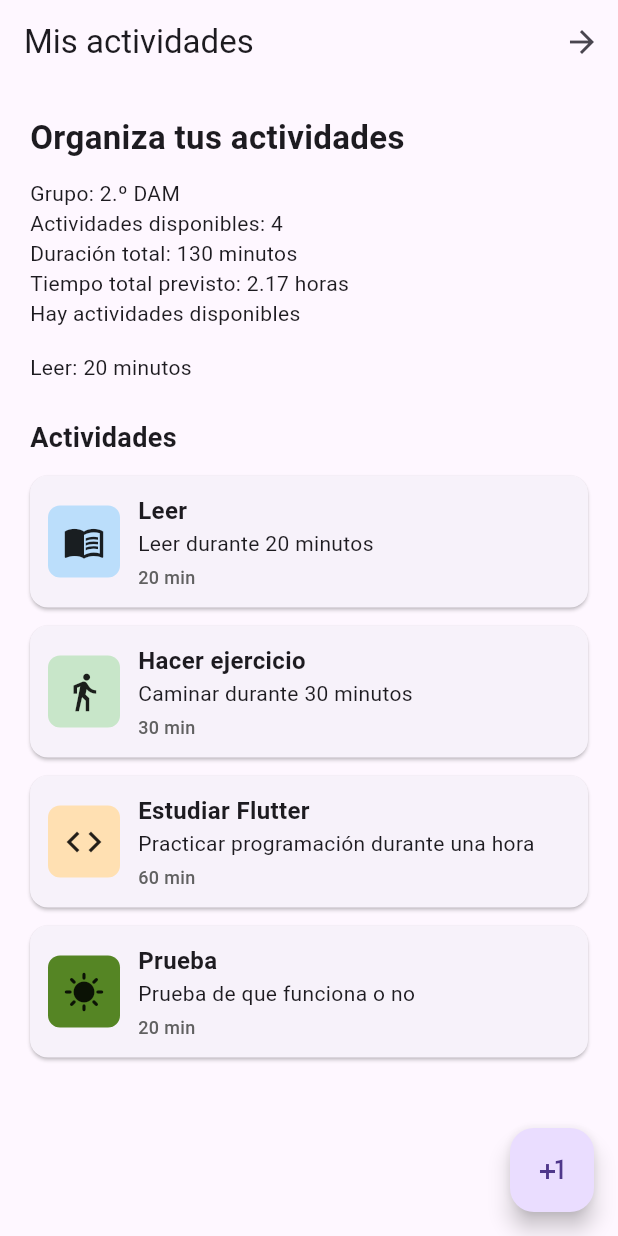
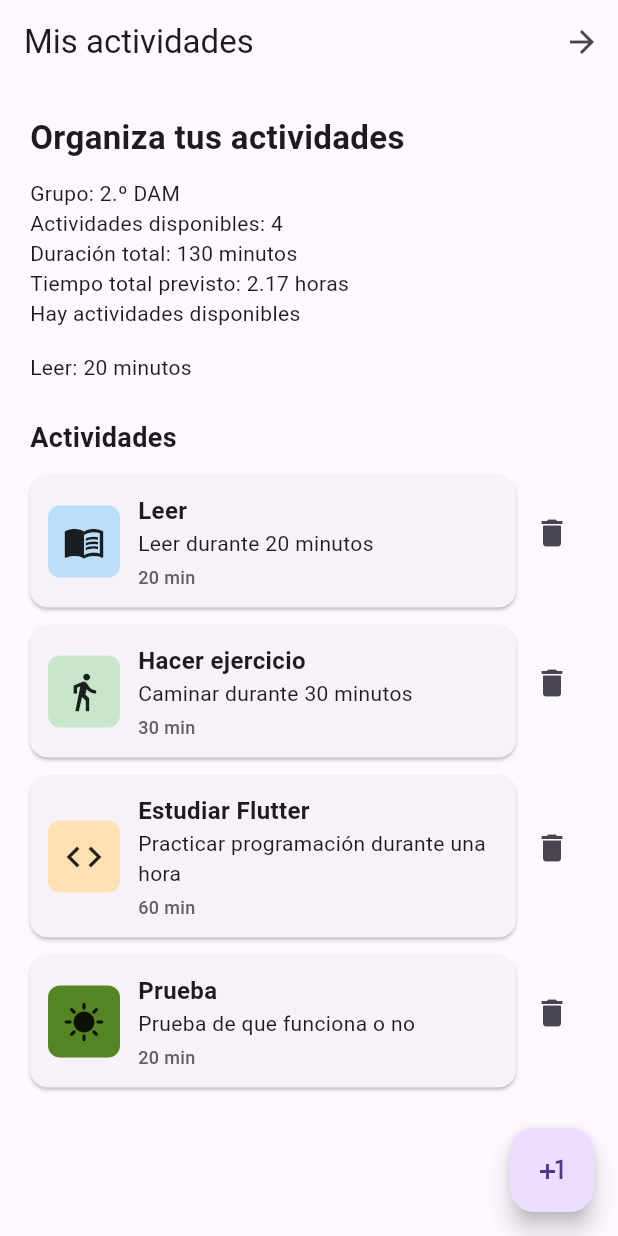
Before and after one commit to CobosAdrian-kiwi/ActividadFlutterFormulario, a Flutter app: the screen it shows after launch, on a phone screen of 412 x 824 dp. Run offline on Flutter 3.47's test engine with Material 3 defaults, Android fonts, the phone set to English and light mode, and no system bars.

Commit message:
Eliminar actividad

```diff
--- a/lib/main.dart
+++ b/lib/main.dart
@@ -58,6 +58,12 @@ class _MiAplicacionState extends State<MiAplicacion> {
           duracionMinutos: 15,
         ),
       );
+    });
+  }
+
+  void eliminarActividad(Actividad actividad){
+    setState((){
+      actividades.remove(actividad);
     });
   }
 
@@ -162,7 +168,17 @@ class _MiAplicacionState extends State<MiAplicacion> {
 
               // Mostramos las tarjetas individualmente usando map()
               ...actividades.map((actividad) {
-                return crearTarjeta(actividad);
+                return Row(
+                  children: [
+                  Expanded(child: crearTarjeta(actividad)),
+                  IconButton(
+                    onPressed:(){
+                       eliminarActividad(actividad);
+                    },
+                    tooltip: 'Eliminar actividad',
+                    icon: const Icon(Icons.delete)),
+                  ],
+                );
               }),
             ],
           ),
@@ -171,6 +187,8 @@ class _MiAplicacionState extends State<MiAplicacion> {
     );
   }
 }
+
+
 
 // Función que construye una tarjeta
 Widget crearTarjeta(Actividad actividad) {
```
